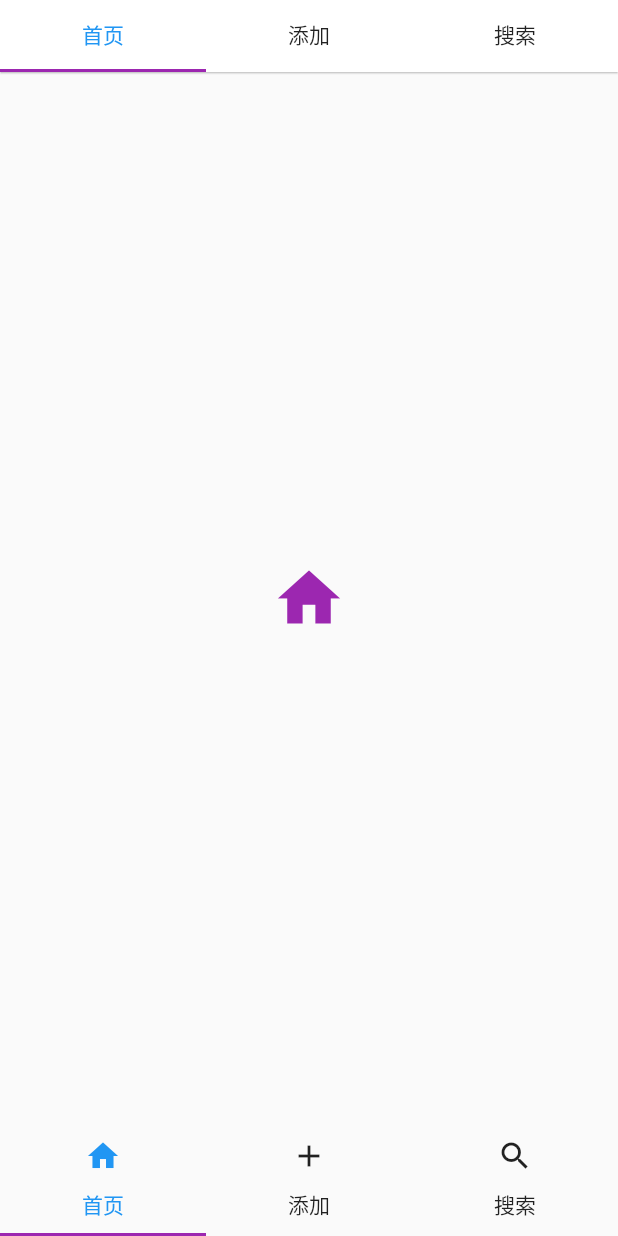
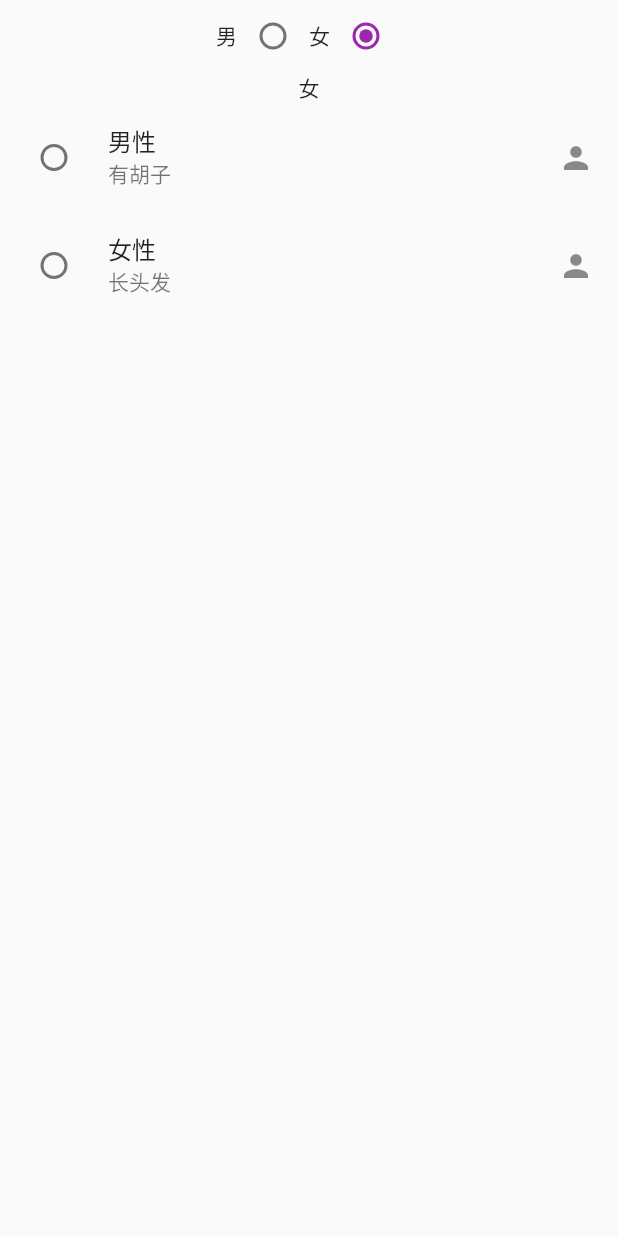
Before and after one commit to m5ultra/dart_study, a Flutter app: the screen it shows after launch, on a phone screen of 412 x 824 dp. Run offline on Flutter 3.47's test engine with Material 2 defaults, Android fonts, the phone set to English and light mode, and no system bars; our stand-ins replace dio.

```diff
--- /dev/null
+++ b/lib/10_form/01_Switch.dart
@@ -0,0 +1,42 @@
+import 'package:flutter/gestures.dart';
+import 'package:flutter/material.dart';
+import 'package:flutter/cupertino.dart';
+
+class Home extends StatefulWidget {
+  const Home({Key? key}) : super(key: key);
+
+  @override
+  State<Home> createState() => _HomeState();
+}
+
+class _HomeState extends State<Home> {
+  late bool isOpenSwitch = true;
+
+  handleSwitchChange(v) {
+    setState(() {
+      isOpenSwitch = v;
+    });
+  }
+
+  @override
+  Widget build(BuildContext context) {
+    return Scaffold(
+        appBar: AppBar(toolbarHeight: 0.0),
+        body: Center(
+          child: Column(
+            mainAxisAlignment: MainAxisAlignment.center,
+            children: [
+              Switch(value: isOpenSwitch, onChanged: handleSwitchChange),
+              CupertinoSwitch(
+                value: isOpenSwitch,
+                onChanged: handleSwitchChange,
+                activeColor: Colors.blue,
+                trackColor: Colors.white10,
+                thumbColor: Colors.amber,
+                dragStartBehavior: DragStartBehavior.down,
+              )
+            ],
+          ),
+        ));
+  }
+}
--- /dev/null
+++ b/lib/10_form/03_Radio.dart
@@ -0,0 +1,84 @@
+import 'package:flutter/material.dart';
+
+class Home extends StatefulWidget {
+  const Home({Key? key}) : super(key: key);
+
+  @override
+  State<Home> createState() => _HomeState();
+}
+
+class _HomeState extends State<Home> {
+  late int gender = 0;
+  late String checked = '';
+
+  @override
+  Widget build(BuildContext context) {
+    return Scaffold(
+        appBar: AppBar(
+          toolbarHeight: 0.0,
+        ),
+        body: Column(
+          children: [
+            Row(
+              mainAxisAlignment: MainAxisAlignment.center,
+              children: [
+                const Text('男'),
+                Radio(
+                  value: 1,
+                  groupValue: gender,
+                  onChanged: (v) {
+                    setState(() {
+                      gender = v!;
+                    });
+                  },
+                ),
+                const Text('女'),
+                Radio(
+                  value: 0,
+                  groupValue: gender,
+                  onChanged: (v) {
+                    setState(() {
+                      gender = v!;
+                    });
+                  },
+                ),
+              ],
+            ),
+            Row(
+              mainAxisAlignment: MainAxisAlignment.center,
+              children: [
+                Text(gender == 1 ? '男' : '女'),
+              ],
+            ),
+            RadioListTile(
+              value: '001',
+              groupValue: checked,
+              onChanged: (v) {
+                setState(() {
+                  checked = v!;
+                });
+              },
+              title: const Text('男性'),
+              subtitle: const Text('有胡子'),
+              secondary: const Icon(Icons.person),
+              selectedTileColor: Colors.amber,
+              selected: checked == '001',
+            ),
+            RadioListTile(
+              value: '002',
+              groupValue: checked,
+              onChanged: (v) {
+                setState(() {
+                  checked = v!;
+                });
+              },
+              title: const Text('女性'),
+              subtitle: const Text('长头发'),
+              secondary: const Icon(Icons.person),
+              selectedTileColor: Colors.greenAccent,
+              selected: checked == '002',
+            ),
+          ],
+        ));
+  }
+}
--- a/lib/main.dart
+++ b/lib/main.dart
@@ -28,7 +28,10 @@ import 'package:flutter/material.dart';
 // import '09_routes/04_arguments.dart';
 // import '09_routes/05.drawer.dart';
 // import '09_routes/06_BottomNavigationBar.dart';
-import '09_routes/07_Tabs.dart';
+// import '09_routes/07_Tabs.dart';
+// import '10_form/01_Switch.dart';
+// import '10_form/02_checkBox.dart';
+import '10_form/03_Radio.dart';
 
 void main() {
   runApp(const MyApp());
```
Also changed, not shown: lib/10_form/02_checkBox.dart (added, +87 -0 lines), 1 other file.
